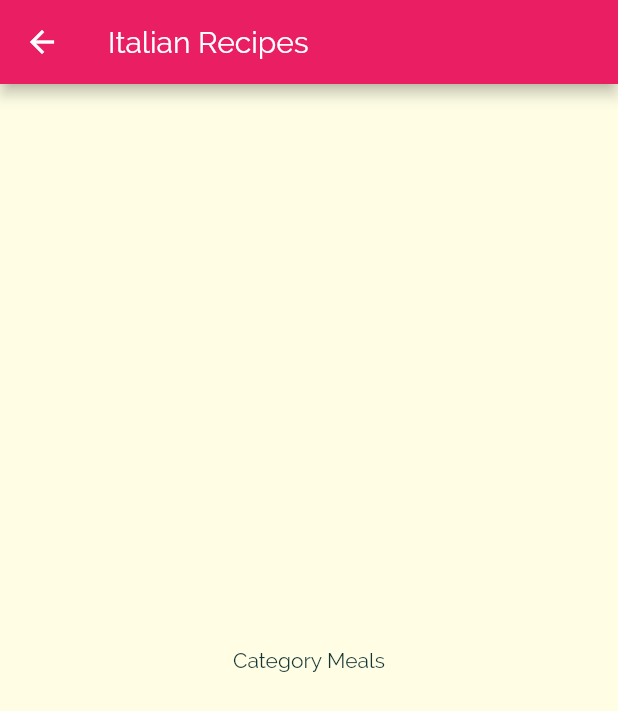
After one commit to okradze/meals-app, a Flutter app: the screen it shows after launch, after a tap on "Italian", on a phone screen of 412 x 824 dp. The commit adds this screen. Shown: the top 711 px of the screen. Run offline on Flutter 3.47's test engine with Material 2 defaults, Android fonts, the phone set to English and light mode, and no system bars.

Commit message:
feat: category meals screen

```diff
--- /dev/null
+++ b/lib/screens/category_meals.dart
@@ -0,0 +1,21 @@
+import 'package:flutter/material.dart';
+import 'package:meals_app/models/category.dart';
+
+class CategoryMealsScreen extends StatelessWidget {
+  final Category category;
+
+  const CategoryMealsScreen({Key? key, required this.category})
+      : super(key: key);
+
+  @override
+  Widget build(BuildContext context) {
+    return Scaffold(
+      appBar: AppBar(
+        title: Text('${category.title} Recipes'),
+      ),
+      body: Center(
+        child: Text('Category Meals'),
+      ),
+    );
+  }
+}
--- a/lib/widgets/category_item.dart
+++ b/lib/widgets/category_item.dart
@@ -1,13 +1,31 @@
 import 'package:flutter/material.dart';
 import 'package:meals_app/models/category.dart';
+import 'package:meals_app/screens/category_meals.dart';
 
 class CategoryItem extends StatelessWidget {
   final Category category;
   const CategoryItem({Key? key, required this.category}) : super(key: key);
 
+  void selectCategory(context) {
+    Navigator.of(context).push(
+      MaterialPageRoute(
+        builder: (_) => CategoryMealsScreen(
+          key: Key(category.id),
+          category: category,
+        ),
+      ),
+    );
+  }
+
   @override
   Widget build(BuildContext context) {
-    return Container(
+    final borderRadius = BorderRadius.circular(15);
+
+    return InkWell(
+      onTap: () => selectCategory(context),
+      splashColor: Theme.of(context).primaryColor,
+      borderRadius: borderRadius,
+      child: Container(
         padding: const EdgeInsets.all(15),
         child: Text(
           category.title,
@@ -19,7 +37,8 @@ class CategoryItem extends StatelessWidget {
             begin: Alignment.topLeft,
             end: Alignment.bottomRight,
           ),
-        borderRadius: BorderRadius.circular(15),
+          borderRadius: borderRadius,
+        ),
       ),
     );
   }
```
Lines whose indentation alone changed are shown as unchanged.
